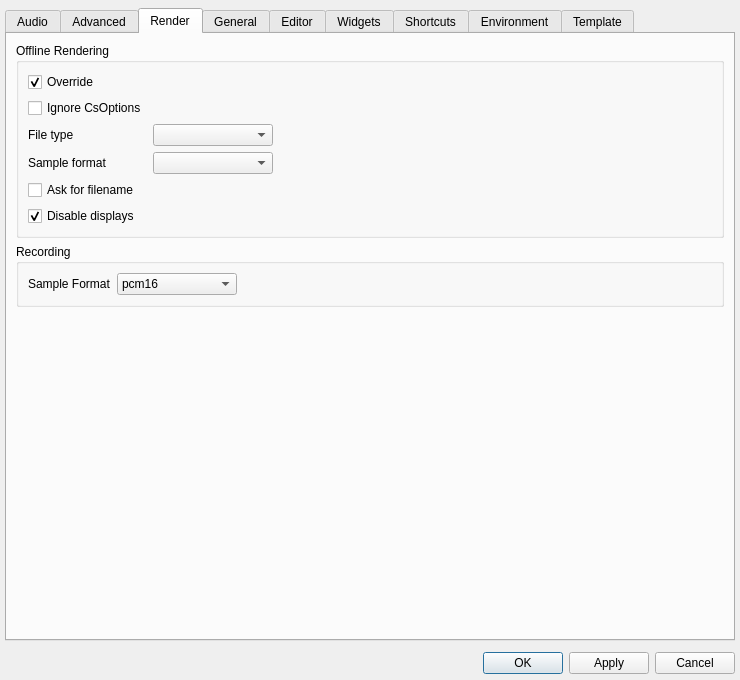
Old version of the form src/configdialog.ui in the repository CsoundQt/CsoundQt.
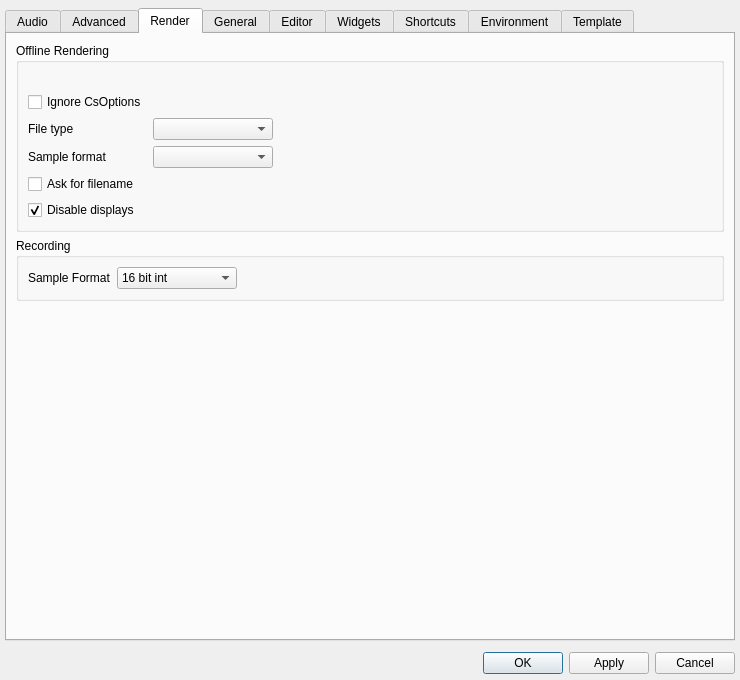
New version of the form. The open tabs and pages were chosen to show the change.

Commit message: - Updated BUILDING.md - Fixed AudioMidiTest wrong logic about disabling vu meters - Fix persisting channel method - remove override checkbox for render, we always merge options - more verbose sample format -

Patch:
```diff
--- a/src/configdialog.ui
+++ b/src/configdialog.ui
@@ -1236,19 +1236,6 @@
                 <property name="spacing">
                  <number>6</number>
                 </property>
-                <item row="0" column="0">
-                 <widget class="QCheckBox" name="FileUseOptionsCheckBox">
-                  <property name="toolTip">
-                   <string>&lt;html&gt;&lt;head/&gt;&lt;body&gt;&lt;p&gt;Override the file type and sample format below when rendering offline. If &amp;quot;Ignore CsOptions&amp;quot; is not checked, settings are merged and options set here take precedence over the CsOptions tag in the .csd file.&lt;/p&gt;&lt;/body&gt;&lt;/html&gt;</string>
-                  </property>
-                  <property name="text">
-                   <string>Override</string>
-                  </property>
-                  <property name="checked">
-                   <bool>true</bool>
-                  </property>
-                 </widget>
-                </item>
                 <item row="5" column="0">
                  <widget class="QCheckBox" name="DisableDisplaysCheckBox">
                   <property name="toolTip">
@@ -1402,7 +1389,7 @@
                 </property>
                 <item>
                  <property name="text">
-                  <string>pcm16</string>
+                  <string>16 bit int</string>
                  </property>
                 </item>
                 <item>
```
Left out of the diff: 4 changed lines with no effect on the pictures. The commit also changes 7 other files.
